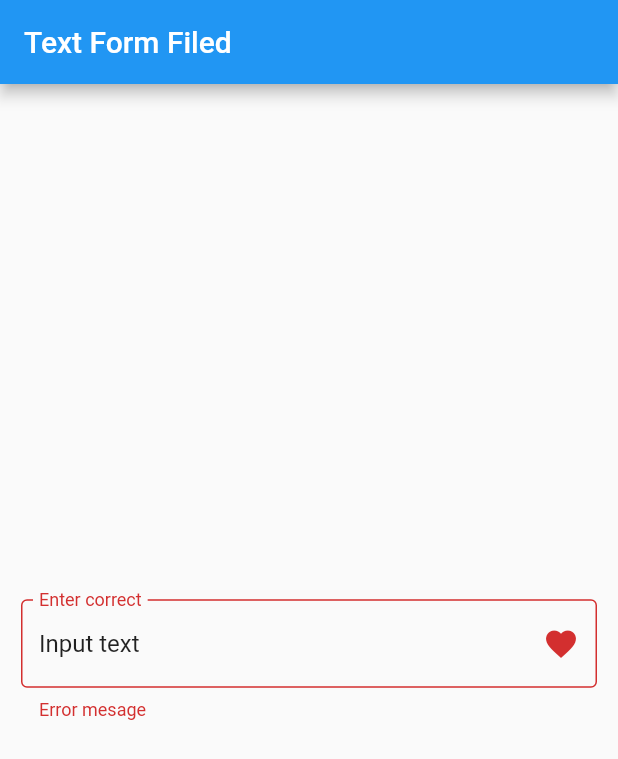
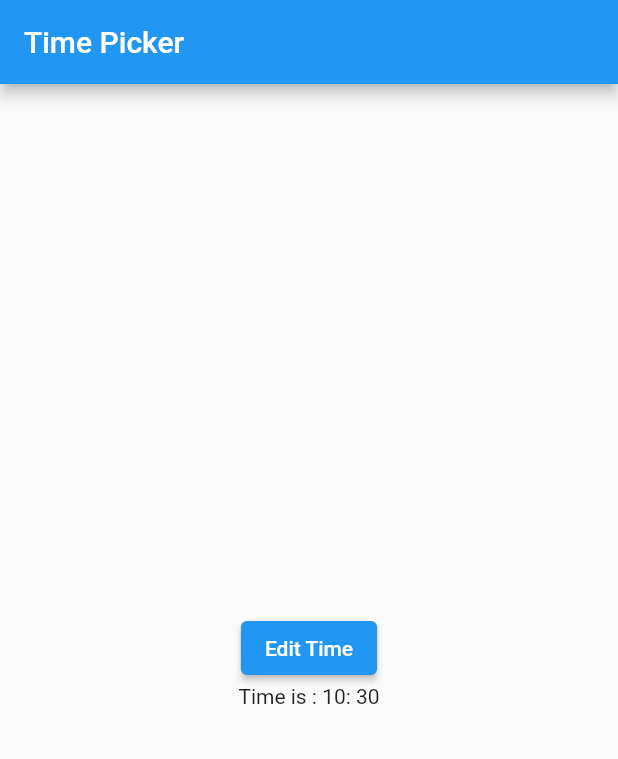
Before and after one commit to bilal1080/Cards, a Flutter app: the screen it shows after launch, on a phone screen of 412 x 824 dp. Shown: the top 759 px of the screen. Run offline on Flutter 3.47's test engine with Material 2 defaults, Android fonts, the phone set to English and light mode, and no system bars; our stand-ins replace animated_splash_screen, flutter_switch.

Commit message:
16th commit

```diff
--- a/lib/main.dart
+++ b/lib/main.dart
@@ -9,6 +9,7 @@ import 'package:flutter/material.dart';
 import 'package:flutter_cards/snackbar.dart';
 import 'package:flutter_cards/tabs.dart';
 import 'package:flutter_cards/textformfield.dart';
+import 'package:flutter_cards/timechange.dart';
 //import 'package:flutter_cards/splash.dart';
 //import 'package:flutter_cards/Dialog.dart';
 //import 'package:flutter_cards/chips.dart';
@@ -29,7 +30,7 @@ class MyApp extends StatelessWidget {
   Widget build(BuildContext context) {
     return MaterialApp(
       debugShowCheckedModeBanner: false,
-      home: TextFormScreen(),
+      home: timePicker(),
     );
   }
 }
--- /dev/null
+++ b/lib/timechange.dart
@@ -0,0 +1,71 @@
+import 'dart:developer';
+
+import 'package:flutter/material.dart';
+
+class timePicker extends StatefulWidget {
+  timePicker({Key? key}) : super(key: key);
+
+  @override
+  _timePickerState createState() => _timePickerState();
+}
+
+class _timePickerState extends State<timePicker> {
+  @override
+  Widget build(BuildContext context) {
+    return MyhomeScreen();
+  }
+}
+
+class MyhomeScreen extends StatefulWidget {
+  MyhomeScreen({Key? key}) : super(key: key);
+
+  @override
+  _MyhomeScreenState createState() => _MyhomeScreenState();
+}
+
+class _MyhomeScreenState extends State<MyhomeScreen> {
+  late TimeOfDay time;
+  //late TimeOfDay picked;
+
+  @override
+  void initState() {
+    // TODO: implement initState
+    super.initState();
+    time = TimeOfDay.now();
+  }
+
+  Future<Null> selectTime(BuildContext context) async {
+    final picked = await showTimePicker(context: context, initialTime: time);
+
+    if (picked != null) {
+      setState(() {
+        time = picked;
+      });
+    }
+  }
+
+  @override
+  Widget build(BuildContext context) {
+    return MaterialApp(
+      debugShowCheckedModeBanner: false,
+      home: Scaffold(
+        appBar: AppBar(
+          title: Text('Time Picker'),
+        ),
+        body: Center(
+          child: Column(
+            mainAxisAlignment: MainAxisAlignment.center,
+            children: [
+              ElevatedButton(
+                  onPressed: () {
+                    selectTime(context);
+                  },
+                  child: Text('Edit Time')),
+              Text('Time is : ${time.hour}: ${time.minute}'),
+            ],
+          ),
+        ),
+      ),
+    );
+  }
+}
```
